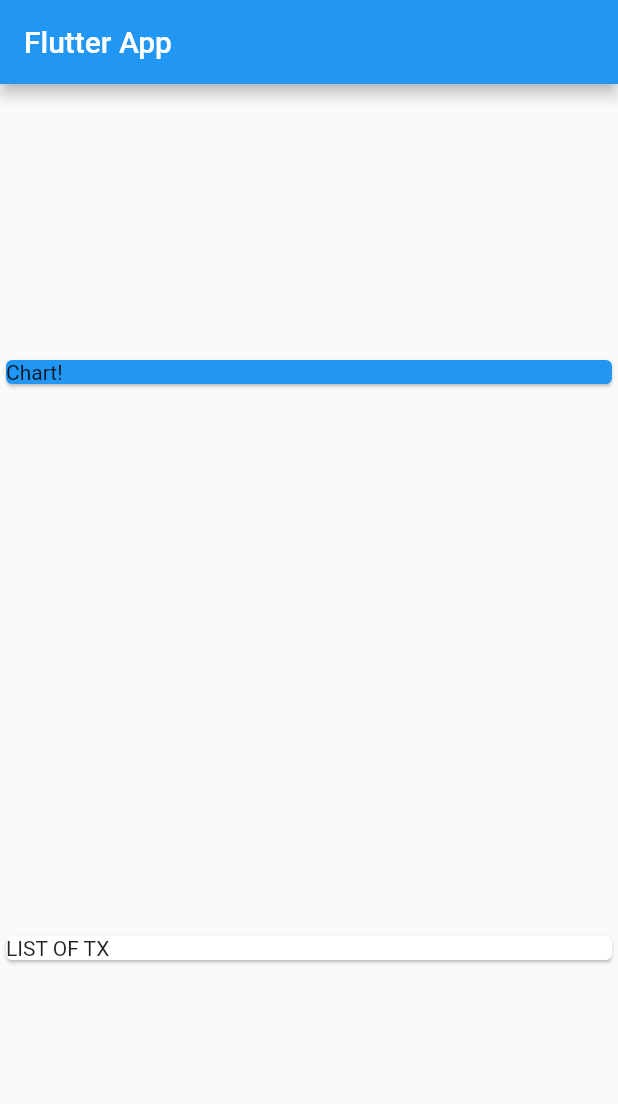
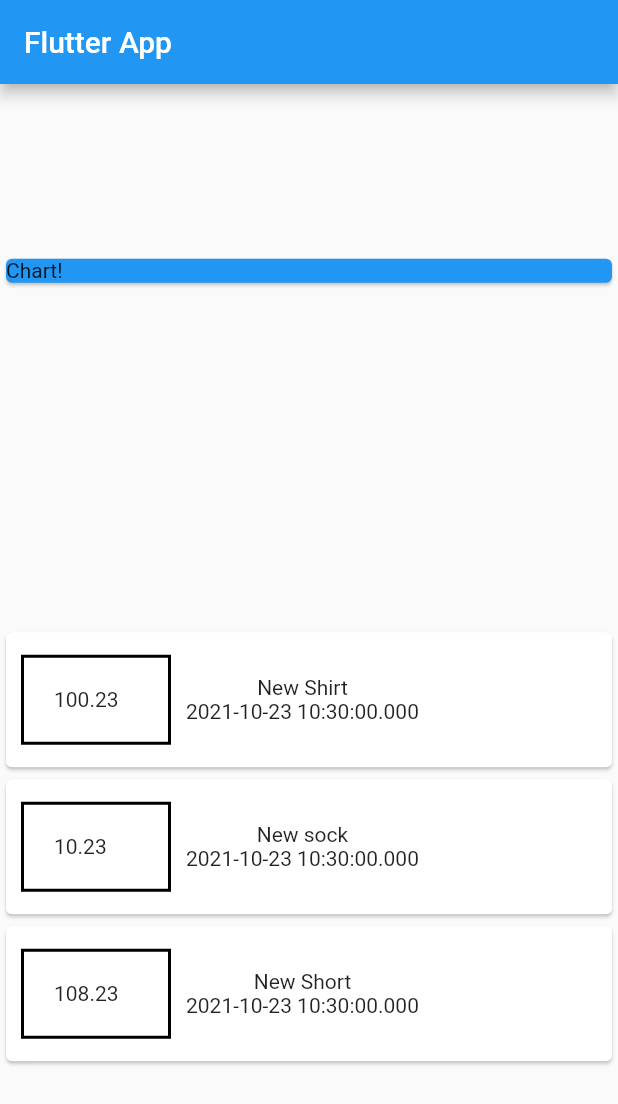
Before and after one commit to shshamim63/Flutter-exxpense-app, a Flutter app: the screen it shows after launch, on a phone screen of 412 x 824 dp. Shown: the top 1104 px of the screen. Run offline on Flutter 3.47's test engine with Material 2 defaults, Android fonts, the phone set to English and light mode, and no system bars.

Commit message:
Added transaction content in the main section

```diff
--- a/lib/main.dart
+++ b/lib/main.dart
@@ -1,5 +1,5 @@
+import 'package:flutter/material.dart';
 import './transaction.dart';
-import 'package:flutter/material.dart';
 
 void main() => runApp(MyApp());
 
@@ -51,8 +51,38 @@ class MyHomePage extends StatelessWidget {
               color: Colors.blue,
             ),
           ),
-          Card(
-            child: Text('LIST OF TX'),
+          Column(
+            children: transactions.map((transaction) {
+              return Card(
+                child: Row(
+                  children: <Widget>[
+                    Container(
+                      width: 100,
+                      margin: const EdgeInsets.symmetric(
+                        vertical: 15,
+                        horizontal: 10,
+                      ),
+                      padding: const EdgeInsets.all(20),
+                      decoration: BoxDecoration(
+                        border: Border.all(
+                          color: Colors.black,
+                          width: 2,
+                        ),
+                      ),
+                      child: Text(
+                        transaction.amount.toString(),
+                      ),
+                    ),
+                    Column(
+                      children: <Widget>[
+                        Text(transaction.title),
+                        Text(transaction.date.toString()),
+                      ],
+                    ),
+                  ],
+                ),
+              );
+            }).toList(),
           ),
         ],
       ),
```
Also changed, not shown: 1 other file.
